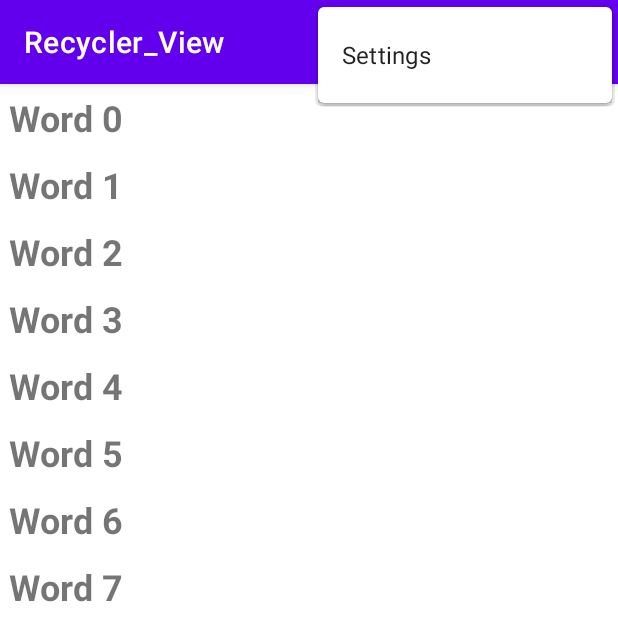
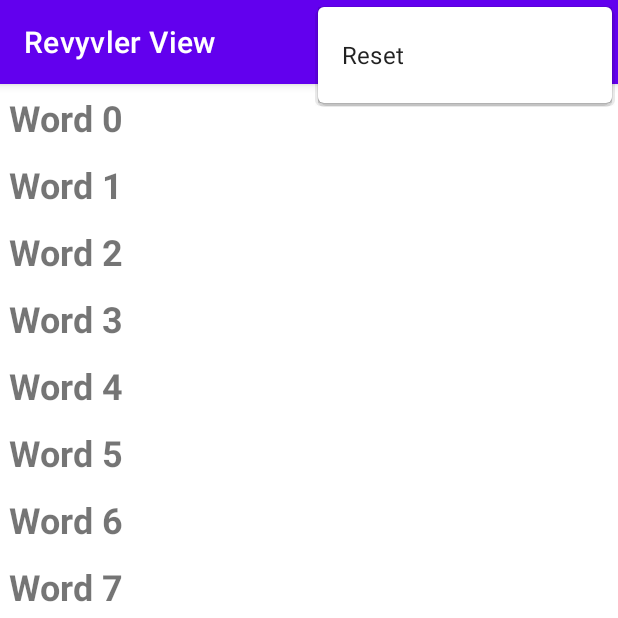
Before and after one commit to sasen07/recycler, an Android app: the screen it shows after launch (MainActivity), with the options menu open, on a phone screen of 412 x 824 dp, the top half of it. Run offline under Robolectric (Android 15) with nearby library versions, the phone set to English and light mode, and no system bars.

Commit message:
Coding Challenge Done

```diff
--- a/app/src/main/res/layout/activity_main.xml
+++ b/app/src/main/res/layout/activity_main.xml
@@ -9,14 +9,14 @@
     <com.google.android.material.appbar.AppBarLayout
         android:layout_width="match_parent"
         android:layout_height="wrap_content"
-        android:theme="@style/Theme.Recycler_View.AppBarOverlay">
+        android:theme="@style/AppTheme.AppBarOverlay">
 
         <androidx.appcompat.widget.Toolbar
             android:id="@+id/toolbar"
             android:layout_width="match_parent"
             android:layout_height="?attr/actionBarSize"
             android:background="?attr/colorPrimary"
-            app:popupTheme="@style/Theme.Recycler_View.PopupOverlay" />
+            app:popupTheme="@style/AppTheme.PopupOverlay" />
 
     </com.google.android.material.appbar.AppBarLayout>
 
@@ -29,5 +29,4 @@
         android:layout_gravity="bottom|end"
         android:layout_margin="@dimen/fab_margin"
         app:srcCompat="@android:drawable/ic_dialog_email" />
-
 </androidx.coordinatorlayout.widget.CoordinatorLayout>
--- a/app/src/main/res/menu/menu_main.xml
+++ b/app/src/main/res/menu/menu_main.xml
@@ -3,7 +3,7 @@
     xmlns:tools="http://schemas.android.com/tools"
     tools:context="com.example.recycler_view.MainActivity">
     <item
-        android:id="@+id/action_settings"
+        android:id="@+id/action_reset"
         android:orderInCategory="100"
         android:title="@string/action_settings"
         app:showAsAction="never" />
--- a/app/src/main/res/values/colors.xml
+++ b/app/src/main/res/values/colors.xml
@@ -7,4 +7,7 @@
     <color name="teal_700">#FF018786</color>
     <color name="black">#FF000000</color>
     <color name="white">#FFFFFFFF</color>
+    <color name="colorPrimary">#3F51B5</color>
+    <color name="colorPrimaryDark">#303F9F</color>
+    <color name="colorAccent">#FF4081</color>
 </resources>
--- a/app/src/main/res/values/strings.xml
+++ b/app/src/main/res/values/strings.xml
@@ -1,6 +1,6 @@
 <resources>
-    <string name="app_name">Recycler_View</string>
-    <string name="action_settings">Settings</string>
+    <string name="app_name">Revyvler View</string>
+    <string name="action_settings">Reset</string>
     <!-- Strings used for fragments for navigation -->
     <string name="first_fragment_label">First Fragment</string>
     <string name="second_fragment_label">Second Fragment</string>
--- /dev/null
+++ b/app/src/main/res/values/styles.xml
@@ -0,0 +1,26 @@
+<?xml version="1.0" encoding="utf-8"?>
+<resources>
+    <!-- Base application theme. -->
+    <style name="AppTheme" parent="Theme.AppCompat.Light.DarkActionBar">
+        <!-- Customize your theme here. -->
+        <item name="colorPrimary">@color/colorPrimary</item>
+        <item name="colorPrimaryDark">@color/colorPrimaryDark</item>
+        <item name="colorAccent">@color/colorAccent</item>
+    </style>
+
+    <style name="AppTheme.NoActionBar">
+        <item name="windowActionBar">false</item>
+        <item name="windowNoTitle">true</item>
+    </style>
+
+    <style name="AppTheme.AppBarOverlay" parent="ThemeOverlay.AppCompat.Dark.ActionBar" />
+
+    <style name="AppTheme.PopupOverlay" parent="ThemeOverlay.AppCompat.Light" />
+
+    <style name="word_title">
+        <item name="android:layout_width">match_parent</item>
+        <item name="android:layout_height">wrap_content</item>
+        <item name="android:textStyle">bold</item>
+        <item name="android:textSize">24sp</item>
+    </style>
+</resources>
```
Also changed, not shown: app/src/main/java/com/example/recycler_view/MainActivity.java (+8 -3 lines), 4 other files.
